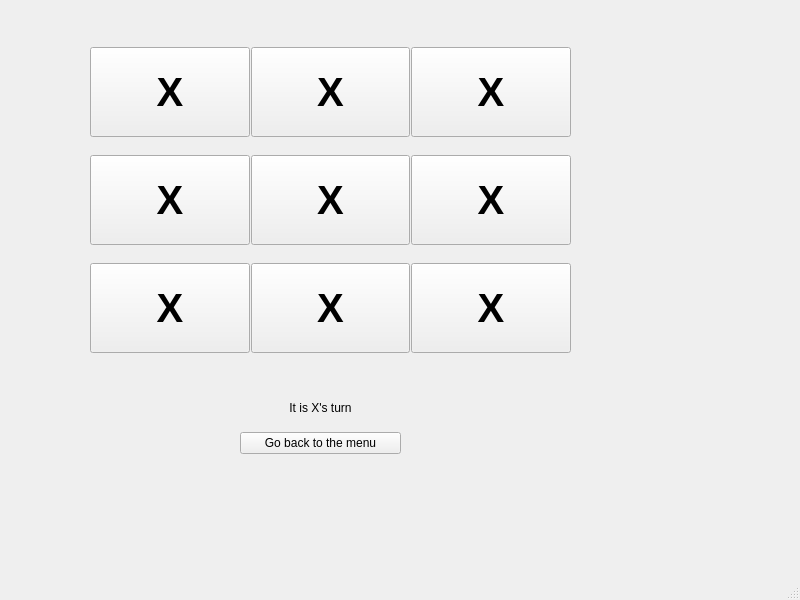
Old version of the form gameWindow.ui in the repository flavienChamay/PyTacToc.
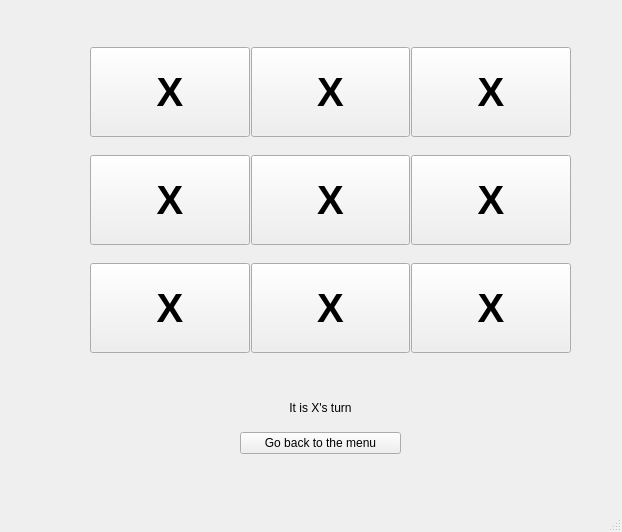
New version of the form.

Diff of the .ui file:
```diff
--- a/gameWindow.ui
+++ b/gameWindow.ui
@@ -6,8 +6,8 @@
    <rect>
     <x>0</x>
     <y>0</y>
-    <width>800</width>
-    <height>600</height>
+    <width>622</width>
+    <height>532</height>
    </rect>
   </property>
   <property name="windowTitle">
@@ -212,7 +212,7 @@
      </item>
     </layout>
    </widget>
-   <widget class="QWidget" name="">
+   <widget class="QWidget" name="layoutWidget">
     <property name="geometry">
      <rect>
       <x>240</x>
```
Left out of the diff: 2 changed lines with no effect on the pictures.
